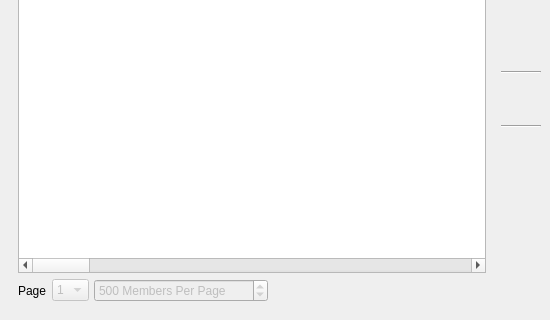
textbrowser/biblioteq, file UI/biblioteq_members_browser.ui: the form before one commit; both pictures show x 0 to 550 and y 380 to 700 of the 550 by 700 pixel window.
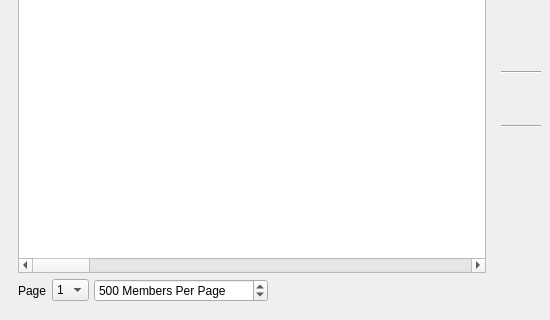
The form after the commit. Icons and pictures are not drawn.

Commit message: Members Browser pagination.

The edit to the form file:
```diff
--- a/UI/biblioteq_members_browser.ui
+++ b/UI/biblioteq_members_browser.ui
@@ -213,9 +213,6 @@
          </item>
          <item>
           <widget class="QComboBox" name="page">
-           <property name="enabled">
-            <bool>false</bool>
-           </property>
            <property name="sizeAdjustPolicy">
             <enum>QComboBox::AdjustToContents</enum>
            </property>
@@ -228,9 +225,6 @@
          </item>
          <item>
           <widget class="QSpinBox" name="pages">
-           <property name="enabled">
-            <bool>false</bool>
-           </property>
            <property name="suffix">
             <string> Members Per Page</string>
            </property>
```
The commit also changes 5 other files.
